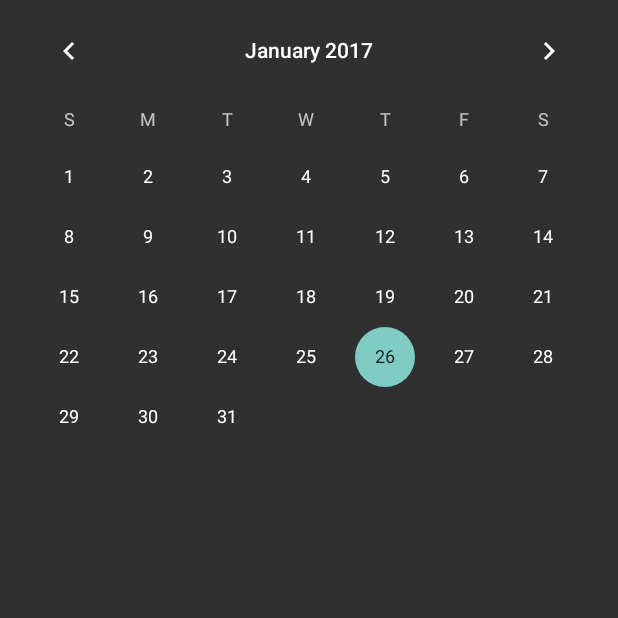
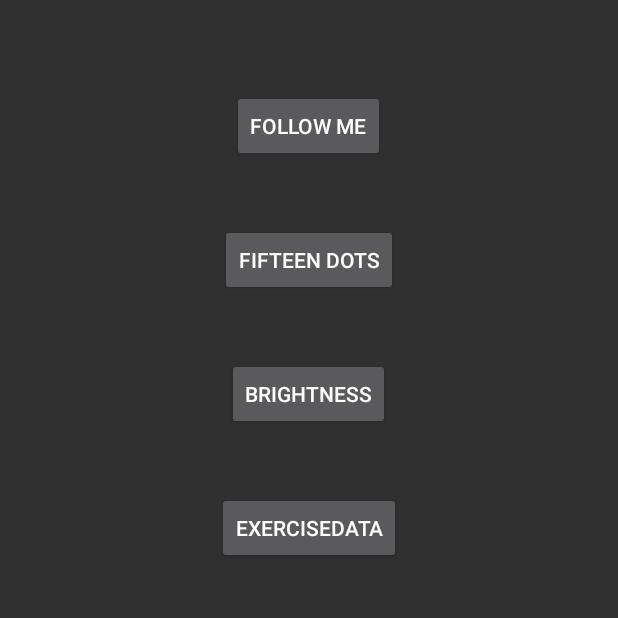
Before and after one commit to dsaint31x/AOculus, an Android app: the screen it shows after launch (MainActivity), on a phone screen of 412 x 824 dp, the top half of it. Run offline under Robolectric (Android 15) with nearby library versions, the phone set to English and light mode, and no system bars.

Commit message:
달력 액티비티 및 데이터 클래스 추가

```diff
--- a/app/build.gradle
+++ b/app/build.gradle
@@ -25,5 +25,6 @@ dependencies {
         exclude group: 'com.android.support', module: 'support-annotations'
     })
     compile 'com.android.support:appcompat-v7:25.1.0'
+    compile 'com.android.support:design:25.1.0'
     testCompile 'junit:junit:4.12'
 }
--- a/app/src/main/AndroidManifest.xml
+++ b/app/src/main/AndroidManifest.xml
@@ -30,7 +30,7 @@
         <activity
             android:name=".Brightnesss"
             android:screenOrientation="landscape" />
-        <activity android:name=".ExerciseData"></activity>
+        <activity android:name=".MonthData"></activity>
     </application>
 
 </manifest>
--- a/app/src/main/java/com/example/sol/oculus/MainActivity.java
+++ b/app/src/main/java/com/example/sol/oculus/MainActivity.java
@@ -10,7 +10,9 @@ public class MainActivity extends AppCompatActivity {
     @Override
     protected void onCreate(Bundle savedInstanceState) {
         super.onCreate(savedInstanceState);
-        setContentView(R.layout.activity_exercise_data);
+        setContentView(R.layout.activity_main);
+
+
     }
 
     public void FMButtonClicked(View view) {
@@ -27,4 +29,11 @@ public class MainActivity extends AppCompatActivity {
         Intent intent = new Intent(getApplicationContext(), Brightnesss.class);
         startActivity(intent);
     }
+
+    public void EDButtonClicked(View view) {
+        Intent intent = new Intent(getApplicationContext(), ExerciseData.class);
+        startActivity(intent);
+    }
+
+
 }
--- a/app/src/main/res/layout/activity_exercise_data.xml
+++ /dev/null
@@ -1,17 +0,0 @@
-<?xml version="1.0" encoding="utf-8"?>
-<LinearLayout xmlns:android="http://schemas.android.com/apk/res/android"
-    xmlns:tools="http://schemas.android.com/tools"
-    android:id="@+id/activity_exercise_data"
-    android:layout_width="match_parent"
-    android:layout_height="match_parent"
-    tools:context="com.example.sol.oculus.ExerciseData"
-    android:orientation="vertical">
-
-    <CalendarView
-        android:layout_width="match_parent"
-        android:layout_height="match_parent"
-        android:id="@+id/calendarView"
-        android:selectedWeekBackgroundColor="#00000000"
-        android:focusedMonthDateColor="#66d3f7"
-        />
-</LinearLayout>
--- a/app/src/main/res/layout/activity_main.xml
+++ b/app/src/main/res/layout/activity_main.xml
@@ -36,4 +36,13 @@
         android:layout_below="@+id/button_fifteen"
         android:layout_centerHorizontal="true"
         android:layout_marginTop="41dp" />
+    <Button
+        android:layout_width="wrap_content"
+        android:layout_height="wrap_content"
+        android:text="ExerciseData"
+        android:id="@+id/button_exercisedata"
+        android:onClick="EDButtonClicked"
+        android:layout_below="@+id/button_brightness"
+        android:layout_centerHorizontal="true"
+        android:layout_marginTop="41dp" />
 </RelativeLayout>
--- /dev/null
+++ b/app/src/main/res/values-v21/styles.xml
@@ -0,0 +1 @@
+<resources></resources>
--- a/app/src/main/res/values/dimens.xml
+++ b/app/src/main/res/values/dimens.xml
@@ -2,4 +2,5 @@
     <!-- Default screen margins, per the Android Design guidelines. -->
     <dimen name="activity_horizontal_margin">16dp</dimen>
     <dimen name="activity_vertical_margin">16dp</dimen>
+    <dimen name="fab_margin">16dp</dimen>
 </resources>
--- a/app/src/main/res/values/strings.xml
+++ b/app/src/main/res/values/strings.xml
@@ -1,3 +1,4 @@
 <resources>
     <string name="app_name">Oculus</string>
+    <string name="title_activity_calendar_data">CalendarData</string>
 </resources>
--- a/app/src/main/res/values/styles.xml
+++ b/app/src/main/res/values/styles.xml
@@ -9,4 +9,8 @@
         <item name="windowActionBar">false</item>
     </style>
 
+    <style name="AppBarOverlay" parent="ThemeOverlay.AppCompat.Dark.ActionBar" />
+
+    <style name="PopupOverlay" parent="ThemeOverlay.AppCompat.Light" />
+
 </resources>
```
Also changed, not shown: app/src/main/java/com/example/sol/oculus/ExerciseData.java (+13 -7 lines), app/src/main/java/com/example/sol/oculus/MonthData.java (added, +33 -0 lines), app/src/main/res/layout/activity_month_data.xml (added, +66 -0 lines).
